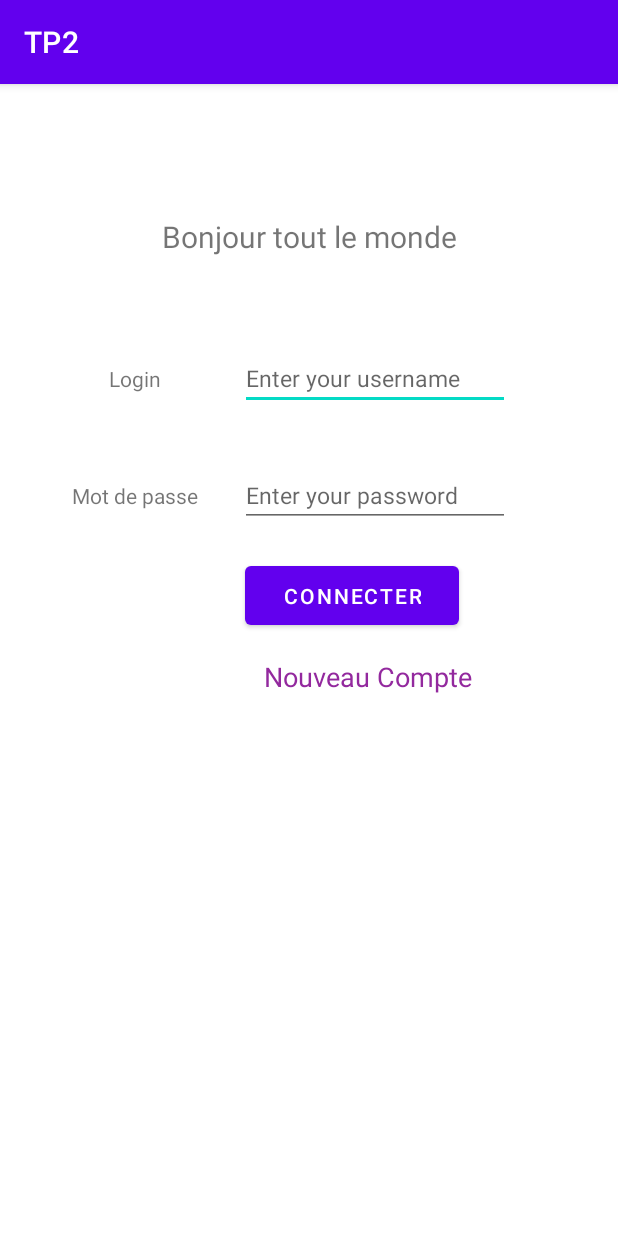
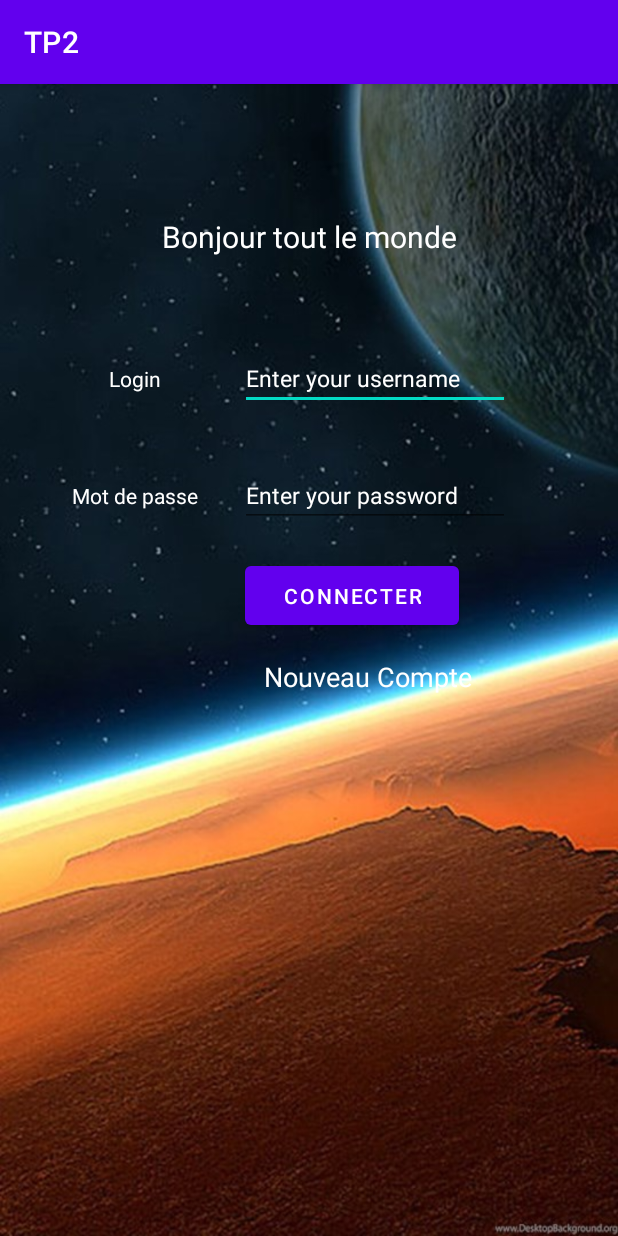
Before and after one commit to Amine-CHICHI/Android-TP-ENSIAS, an Android app: the screen it shows after launch (MainActivity), on a phone screen of 412 x 824 dp. Run offline under Robolectric (Android 15) with nearby library versions, the phone set to English and light mode, and no system bars.

Commit message:
Completed the TP2

```diff
--- /dev/null
+++ b/TP2/app/src/main/res/color/couleurs.xml
@@ -0,0 +1,7 @@
+<?xml version="1.0" encoding="utf-8"?>
+<selector xmlns:android="http://schemas.android.com/apk/res/android">
+    <item android:state_selected="true" android:color="#D900FF" />
+    <item android:state_focused="true" android:color="#00FF04" />
+    <item android:state_pressed="true" android:color="#BC6004" />
+    <item android:color="#FFFFFF" />
+</selector>
--- a/TP2/app/src/main/res/layout/activity_main.xml
+++ b/TP2/app/src/main/res/layout/activity_main.xml
@@ -4,6 +4,7 @@
     xmlns:tools="http://schemas.android.com/tools"
     android:layout_width="match_parent"
     android:layout_height="match_parent"
+    android:background="@drawable/space_background"
     tools:context=".MainActivity">
 
     <TextView
@@ -14,6 +15,7 @@
         android:layout_marginTop="88dp"
         android:layout_marginRight="50dp"
         android:text="@string/welcome_message"
+        android:textColor="#FFFFFF"
         android:textSize="20sp"
         app:layout_constraintLeft_toLeftOf="parent"
         app:layout_constraintRight_toRightOf="parent"
@@ -29,6 +31,8 @@
         android:ems="10"
         android:hint="@string/login_placeHolder"
         android:inputType="textPersonName"
+        android:textColor="#FFFFFF"
+        android:textColorHint="#FFFFFF"
         android:textSize="15sp"
         app:layout_constraintEnd_toEndOf="parent"
         app:layout_constraintTop_toBottomOf="@+id/textView_welcomeMSG" />
@@ -43,6 +47,8 @@
         android:ems="10"
         android:hint="@string/password_placeHolder"
         android:inputType="textPersonName"
+        android:textColor="#FFFFFF"
+        android:textColorHint="#FFFFFF"
         android:textSize="15sp"
         app:layout_constraintEnd_toEndOf="parent"
         app:layout_constraintTop_toBottomOf="@+id/editText_login" />
@@ -54,6 +60,7 @@
         android:layout_marginStart="48dp"
         android:layout_marginLeft="48dp"
         android:text="@string/login"
+        android:textColor="#FFFFFF"
         app:layout_constraintBaseline_toBaselineOf="@+id/editText_login"
         app:layout_constraintEnd_toStartOf="@+id/editText_login"
         app:layout_constraintHorizontal_bias="0.32"
@@ -66,7 +73,9 @@
         android:layout_marginStart="30dp"
         android:layout_marginLeft="30dp"
         android:text="@string/password"
+        android:textColor="#FFFFFF"
         app:layout_constraintBaseline_toBaselineOf="@+id/editText_password"
+        app:layout_constraintEnd_toEndOf="@+id/textView_login"
         app:layout_constraintEnd_toStartOf="@+id/editText_password"
         app:layout_constraintHorizontal_bias="0.387"
         app:layout_constraintStart_toStartOf="parent" />
@@ -94,8 +103,10 @@
         android:layout_marginStart="12dp"
         android:layout_marginLeft="12dp"
         android:layout_marginTop="16dp"
+        android:clickable="true"
+        android:selectAllOnFocus="true"
         android:text="@string/new_account"
-        android:textColor="#93299E"
+        android:textColor="@color/couleurs"
         android:textSize="18sp"
         app:layout_constraintEnd_toEndOf="parent"
         app:layout_constraintHorizontal_bias="0.628"
```
Also changed, not shown: TP2/app/src/main/java/com/example/tp2/MainActivity.java (+48 -0 lines), TP2/app/src/main/res/drawable-v24/space_background.jpg (added).
